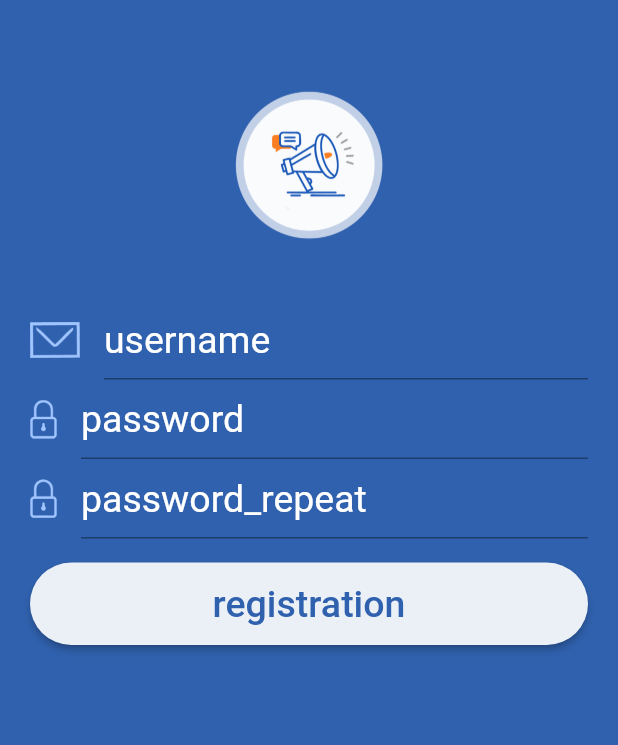
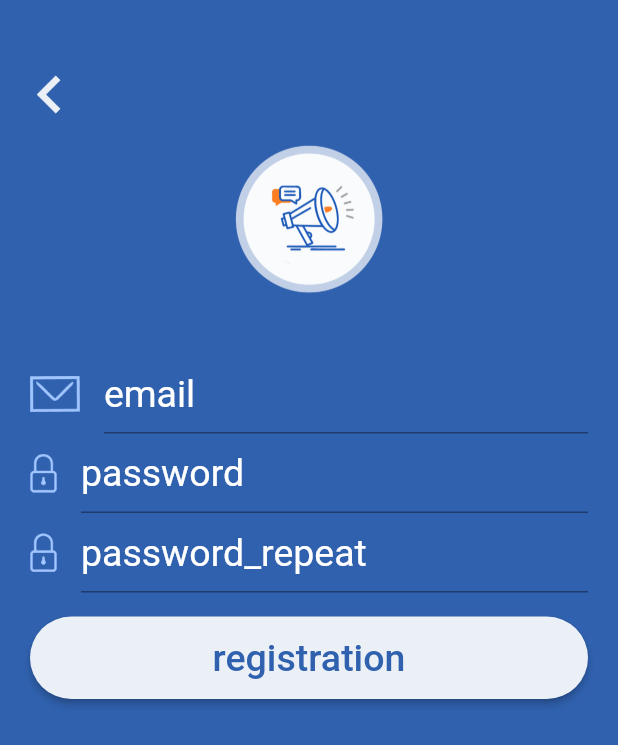
Before and after one commit to Quadrition/chatapp, a Flutter app: the RegistrationScreen screen opened directly, on a phone screen of 412 x 824 dp. Shown: the top 745 px of the screen. Run offline on Flutter 3.47's test engine with Material 2 defaults, Android fonts, the light colour scheme and no system bars; our stand-ins replace firebase_auth, shared_preferences; accounts and stored records are empty.

Commit message:
Added login and registration screen

```diff
--- a/lib/registration_screen.dart
+++ b/lib/registration_screen.dart
@@ -1,10 +1,15 @@
+import 'package:chatapp/login_screen.dart';
 import 'package:flutter/material.dart';
 import 'services/app_settings.dart';
+import 'package:firebase_auth/firebase_auth.dart';
 //import 'services/http_services.dart';
 import 'values/app_dimens.dart';
+import 'package:flutter/material.dart';
+import 'package:flutter/services.dart';
 import 'values/app_colors.dart';
 import 'components/form_field.dart';
 import 'components/form_button.dart';
+import 'main.dart';
 //import 'components/error_dialog.dart';
 //import 'services/firebase_notifications.dart';
 
@@ -21,18 +26,22 @@ class MyCustomFormState extends State<RegistrationScreen> {
   // Note: This is a GlobalKey<FormState>, not a GlobalKey<MyCustomFormState>!
   final _formKey = GlobalKey<FormState>();
 
+  FirebaseAuth _firebaseAuth = FirebaseAuth.instance;
+
   //for each form field a textcontroller is needed
   final myPasswordController = TextEditingController();
   final myConfirmPasswordController = TextEditingController();
-  final myUsernameController = TextEditingController();
+  final myEmailController = TextEditingController();
   bool workInProgress = false;
+
+  String errorMessage = null;
 
   @override
   void dispose() {
     // Clean up the controller when the Widget is disposed
     myPasswordController.dispose();
     myConfirmPasswordController.dispose();
-    myUsernameController.dispose();
+    myEmailController.dispose();
     super.dispose();
   }
 
@@ -40,14 +49,30 @@ class MyCustomFormState extends State<RegistrationScreen> {
   Widget build(BuildContext context) {
     return Scaffold(
         backgroundColor: AppColors.LOGIN_BACKGROUND_COLOR,
-        body: workInProgress ? CircularProgressIndicator() : SingleChildScrollView(
+        body: Stack(
+          children: <Widget>[
+            SingleChildScrollView(
                 child: Column(
+                  children: <Widget>[
+                    Padding(
+                      padding: const EdgeInsets.only(top: 30.0),
+                    ),
+                    Row(
+                      children: <Widget>[
+                        IconButton(
+                            icon: Icon(Icons.chevron_left),
+                            iconSize: 50,
+                            color: AppColors.LOGIN_BUTTON_COLOR,
+                            onPressed: () {
+                              _goBack();
+                            }
+                        )
+                      ],
+                    ),
+                    Column(
                         mainAxisAlignment: MainAxisAlignment.start,
                         crossAxisAlignment: CrossAxisAlignment.center,
                         children: <Widget>[
-                  Padding(
-                    padding: const EdgeInsets.only(top: 60.0),
-                  ),
                           Container(
                             child: Image.asset("res/img/login_screen_icon.png", scale: 6,),
                             height: 100,
@@ -62,9 +87,9 @@ class MyCustomFormState extends State<RegistrationScreen> {
                               crossAxisAlignment: CrossAxisAlignment.center,
                               children: <Widget>[
                                 FormFieldWidget(
-                          hintText: "username",
-                          validatorFunction: _validateUsername,
-                          textFieldController: myUsernameController,
+                                  hintText: "email",
+                                  validatorFunction: _validateEmail,
+                                  textFieldController: myEmailController,
                                   textInputType: TextInputType.emailAddress,
                                   iconName: "appAsset_85.png",
                                 ),
@@ -108,10 +133,34 @@ class MyCustomFormState extends State<RegistrationScreen> {
                           ),
                         ]
                     )
+                  ],
+                )
+            ),
+            workInProgress ? Container(
+              child: Center(
+                  child: CircularProgressIndicator()
+              ),
+              color: Colors.transparent.withOpacity(0.8),
+            ) : Container(),
+            errorMessage != null ? Container(
+              child: AlertDialog(
+                title: Text('Error'),
+                content: Text(errorMessage),
+                actions: <Widget>[
+                  FlatButton(
+                      child: Text('Confirm'),
+                      onPressed: _closeMessage
+                  )
+                ],
+              ),
+              color: Colors.transparent.withOpacity(0.8),
+            ) : Container()
+          ],
         )
     );
   }
-  String _validateUsername(String value) {
+
+  String _validateEmail(String value) {
     //debugPrint("Value: " + value);
     if (value.isEmpty || value==null) {
       // The form is empty
@@ -120,7 +169,7 @@ class MyCustomFormState extends State<RegistrationScreen> {
 
     //if the username should be an email than you can do the following validation
     // This is just a regular expression for email addresses
-    /*String p = "[a-zA-Z0-9\+\.\_\%\-\+]{1,256}" +
+    String p = "[a-zA-Z0-9\+\.\_\%\-\+]{1,256}" +
         "\\@" +
         "[a-zA-Z0-9][a-zA-Z0-9\\-]{0,64}" +
         "(" +
@@ -129,16 +178,18 @@ class MyCustomFormState extends State<RegistrationScreen> {
         ")+";
     RegExp regExp = new RegExp(p);
 
-    if (regExp.hasMatch(value)) {
-      // So, the email is valid
+    if (!regExp.hasMatch(value)) {
+      // The pattern of the email didn't match the regex above.
+      return "not_valid_email";
+    }
+
     return null;
   }
 
-    // The pattern of the email didn't match the regex above.
-    return "not_valid_email";
-
-     */
-    return null;
+  _closeMessage() async {
+    setState(() {
+      this.errorMessage = null;
+    });
   }
 
   _registerNewUser() async {
@@ -148,12 +199,51 @@ class MyCustomFormState extends State<RegistrationScreen> {
       this.workInProgress = true;
     });
 
-    //insert a function which registers the new user with the firebase service
+    // Unfocus password field so the keyboard is hidden when button is clicked
+    FocusScope.of(context).requestFocus(FocusNode());
+
+    FirebaseUser user;
+
+    // Checks if input values are correct
+    try {
+      AuthResult result = await _firebaseAuth.createUserWithEmailAndPassword(email: myEmailController.text, password: myPasswordController.text);
+      user = result.user;
+    } catch(signInError) {
+      if (signInError is PlatformException) {
+        //debugPrint(signInError.code);
+        switch(signInError.code) {
+          case 'ERROR_INVALID_EMAIL ':
+            setState(() {
+              this.errorMessage = 'invalid_email';
+              this.workInProgress = false;
+            });
+            return;
+          case 'ERROR_WEAK_PASSWORD':
+            setState(() {
+              this.errorMessage = 'weak_password';
+              this.workInProgress = false;
+            });
+            return;
+          case 'ERROR_EMAIL_ALREADY_IN_USE':
+            setState(() {
+              this.errorMessage = 'email_already_in_use';
+              this.workInProgress = false;
+            });
+            return;
+        }
+      }
+    }
+
+    // Adds uid to config
+    var appSettings = await AppSettingsService.getInstance();
+    appSettings.uIdUser = user.uid;
 
     setState(() {
       this.workInProgress = false;
     });
-
+    Navigator.push(context, MaterialPageRoute(builder: (context) => MyHomePage()));
   }
-
+  _goBack() async {
+    Navigator.push(context, MaterialPageRoute(builder: (context) => LoginScreen()));
   }
+}
--- a/lib/services/app_settings.dart
+++ b/lib/services/app_settings.dart
@@ -5,7 +5,7 @@ class AppSettingsService {
   static AppSettingsService _instance;
   static SharedPreferences _preferences;
 
-  static const String _UsernameKey = 'username';
+  static const String _uIdUserKey = 'uIdUser';
   static const String _FcmTokenKey = 'fcm_token';
   static const String _DeviceIdKey = 'device_id';
 
@@ -22,12 +22,12 @@ class AppSettingsService {
   }
 
 
-  String get username => _getFromDisk(_UsernameKey) ?? "";
-  set username(String value) => _saveToDisk(_UsernameKey, value);
+  String get uIdUser => _getFromDisk(_uIdUserKey) ?? "";
+  set uIdUser(String value) => _saveToDisk(_uIdUserKey, value);
 
   //checks whether the user is already registered which is the same as if the username exists
   bool get isFirstRun {
-    if (username=="") {
+    if (uIdUser=="") {
       return true;
     } else {
       return false;
@@ -77,6 +77,4 @@ class AppSettingsService {
       _preferences.setStringList(key, content);
     }
   }
-
-
 }
```
Also changed, not shown: lib/components/form_flat_button.dart (added, +43 -0 lines), lib/login_screen.dart (added, +236 -0 lines), lib/main.dart (+6 -2 lines). Lines whose indentation alone changed are shown as unchanged.
